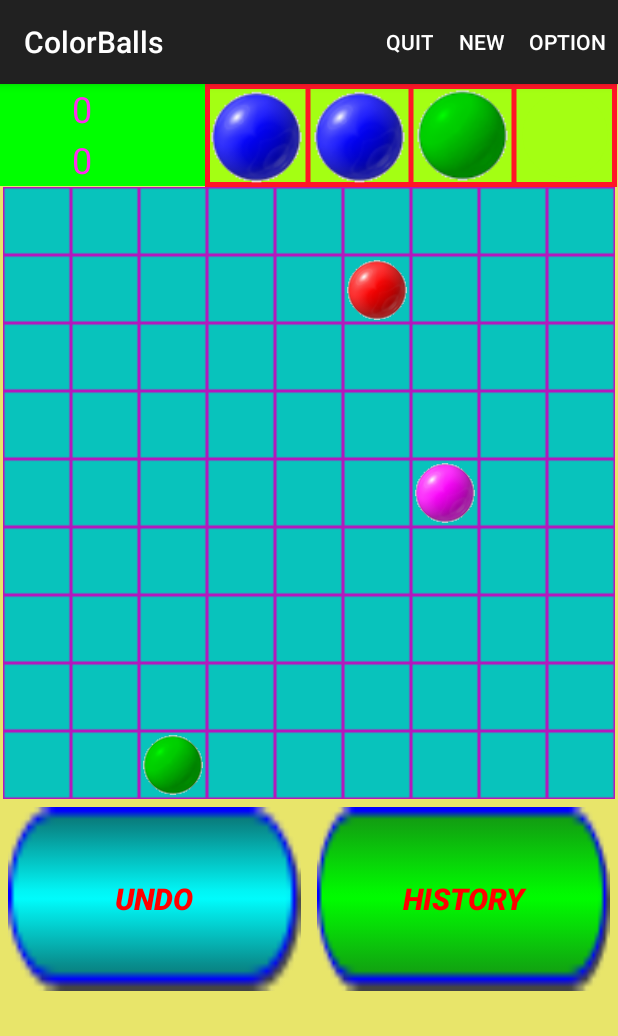
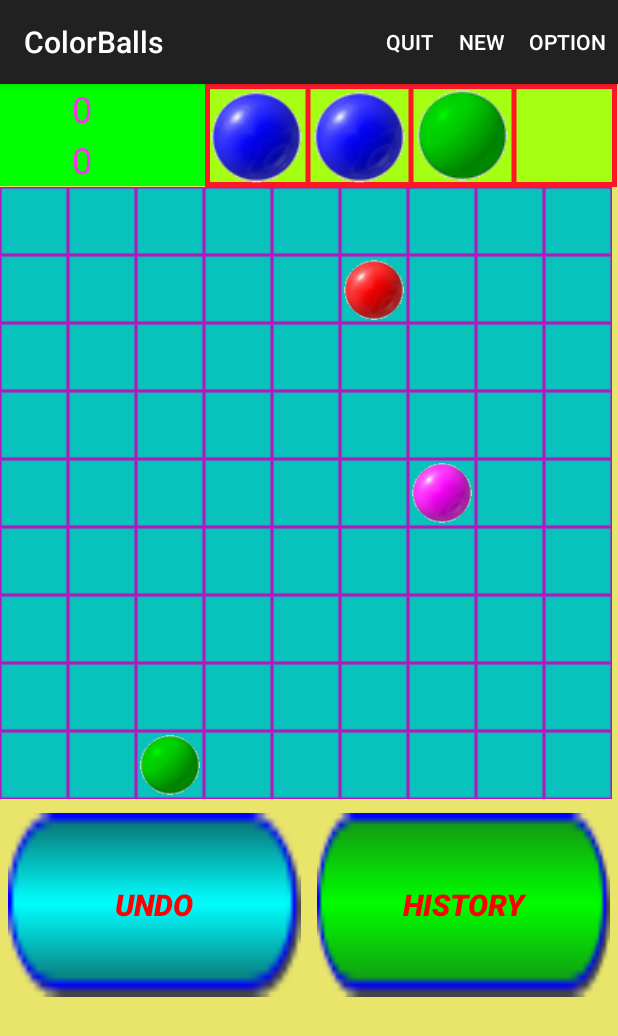
Before and after one commit to SmileChaoLee/ColorBalls, an Android app: the screen it shows after launch (MyActivity), on a phone screen of 412 x 824 dp. Shown: the top 1036 px of the screen. Run offline under Robolectric (Android 15) with nearby library versions, the phone set to English and light mode, and no system bars; 4 statements that could not run were skipped.

Commit message:
Removed redundant layout in activity_my.xml

```diff
--- a/app/src/main/java/com/smile/colorballs/MyActivity.java
+++ b/app/src/main/java/com/smile/colorballs/MyActivity.java
@@ -23,9 +23,11 @@ import android.os.Handler;
 import android.os.StrictMode;
 import android.os.SystemClock;
 import android.support.v7.app.AppCompatActivity;
+import android.util.Log;
 import android.view.Gravity;
 import android.view.Menu;
 import android.view.MenuItem;
+import android.view.MotionEvent;
 import android.view.View;
 import android.view.ViewConfiguration;
 import android.view.ViewGroup;
@@ -36,6 +38,7 @@ import android.view.animation.Animation;
 import android.widget.Button;
 import android.widget.EditText;
 import android.widget.GridLayout;
+import android.widget.GridView;
 import android.widget.ImageView;
 import android.widget.LinearLayout;
 import android.widget.TextView;
@@ -73,8 +76,8 @@ public class MyActivity extends AppCompatActivity {
     private TextView highestScoreView = null;
     private TextView currentScoreView = null;
 
-    private ImageView nextBallsView = null;
-    private ImageDraw nextBallsImageDraw = null;
+    // private ImageView nextBallsView = null;
+    // private ImageDraw nextBallsImageDraw = null;
     private int nextBallsViewWidth = 0;
     private int nextBallsViewHeight = 0;
     private int nextBallsRow = 1;
@@ -123,8 +126,6 @@ public class MyActivity extends AppCompatActivity {
     private String gameOverStr = new String("");
     private String undoStr = new String("");
     private String historyStr = new String("");
-
-    final private String packageName = new String("package:com.smile.colorballs");
 
     private FragmentManager fmManager = null;
 
@@ -222,17 +223,6 @@ public class MyActivity extends AppCompatActivity {
             nextBallsViewHeight = minButtonHeight;
         }
 
-        /*  removed on 2017-10-24
-        int tempHeight = gridHeight + nextBallsViewHeight + buttonAreaHeight;
-        if (tempHeight > screenHeight) {
-            // width of used screen is greater than height of used screen
-            gridHeight = screenHeight - nextBallsViewHeight - buttonAreaHeight;
-            gridWidth = gridHeight;
-            nextBallsViewWidth = (int) (((float) gridWidth * nextBallPart));
-            nextBallsViewHeight = nextBallsViewWidth / 4;
-        }
-        */
-
         if (gridHeight < (10 * 9)) {
             return;
         }
@@ -247,15 +237,18 @@ public class MyActivity extends AppCompatActivity {
         currentScoreView.setWidth((int) ((float) gridWidth * scoreTextPart));
         currentScoreView.setHeight(nextBallsViewHeight / 2);
 
-        nextBallsView = (ImageView) findViewById(R.id.nextBallsView);
+        ImageView nextBallsView = (ImageView) findViewById(R.id.nextBallsView);
         ViewGroup.LayoutParams nextBallsViewLp = nextBallsView.getLayoutParams();
         nextBallsViewLp.width = (nextBallsViewWidth / nextBallsNumber) * nextBallsNumber;
         nextBallsViewLp.height = nextBallsViewHeight;
 
+        ImageDraw nextBallsImageDraw = new ImageDraw(nextBallsView, nextBallsRow, nextBallsNumber, insideColor0, lineColor0);
+        nextBallsImageDraw.drawBase();
+
         GridLayout nextBallsLayout = (GridLayout) findViewById(R.id.nextBallsLayout);
         ViewGroup.LayoutParams nextBallsLp = nextBallsLayout.getLayoutParams();
-        nextBallsLp.width = nextBallsViewLp.width;
-        nextBallsLp.height = nextBallsViewLp.height;
+        nextBallsLp.width = nextBallsViewWidth;
+        nextBallsLp.height = nextBallsViewHeight;
         nextBallsLayout.setRowCount(nextBallsRow);
         nextBallsLayout.setColumnCount(nextBallsNumber);
 
@@ -266,9 +259,6 @@ public class MyActivity extends AppCompatActivity {
         oneNextBallLp.gravity = Gravity.CENTER;
 
         ImageView imageView = null;
-
-        nextBallsImageDraw = new ImageDraw(nextBallsView, nextBallsRow, nextBallsNumber, insideColor0, lineColor0);
-        nextBallsImageDraw.drawBase();
 
         for (int i = 0; i < nextBallsRow; i++) {
             for (int j = 0; j < nextBallsNumber; j++) {
@@ -289,15 +279,29 @@ public class MyActivity extends AppCompatActivity {
 
         gridData = new GridData(rowCounts, colCounts, minBalls, maxBalls);
 
+        /*
         gridCellsView = (ImageView) findViewById(R.id.gridCellsView);
+        // added on 2018-05-28 for testing
+        gridCellsView.setOnTouchListener(new View.OnTouchListener() {
+            @Override
+            public boolean onTouch(View view, MotionEvent motionEvent) {
+                Log.d("MainActivity", "----> mainView onTouch()");
+                System.out.println("mainView ---> onTouch()");
+                return true;
+            }
+        });
+        //
         ViewGroup.LayoutParams gridCellsViewLp = gridCellsView.getLayoutParams();
         gridCellsViewLp.width = cellWidth * colCounts;      // gridWidth
         gridCellsViewLp.height = cellHeight * rowCounts;    // gridHeight
+        */
 
         gridCellsLayout = (GridLayout) findViewById(R.id.gridCellsLayout);
         ViewGroup.LayoutParams gridCellsLp = gridCellsLayout.getLayoutParams();
-        gridCellsLp.width = gridCellsViewLp.width;
-        gridCellsLp.height = gridCellsViewLp.height;
+        // gridCellsLp.width = gridCellsViewLp.width;
+        gridCellsLp.width = gridWidth;
+        // gridCellsLp.height = gridCellsViewLp.height;
+        gridCellsLp.height = gridHeight;
         gridCellsLayout.setRowCount(rowCounts);
         gridCellsLayout.setColumnCount(colCounts);
 
@@ -364,6 +368,7 @@ public class MyActivity extends AppCompatActivity {
         */
 
 
+        // set listener for each ImageView
         for (int i = 0; i < rowCounts; i++) {
             for (int j = 0; j < colCounts; j++) {
                 imageView = new ImageView(this);
@@ -372,8 +377,8 @@ public class MyActivity extends AppCompatActivity {
 
                 imageView.setAdjustViewBounds(true);
                 imageView.setScaleType(ImageView.ScaleType.FIT_XY);
+                imageView.setBackgroundResource(R.drawable.boximage);
 
-                imageView.setBackgroundResource(R.drawable.boximage);
                 imageView.setOnClickListener(new OnClickListener() {
                     @Override
                     public void onClick(View v) {
@@ -382,6 +387,7 @@ public class MyActivity extends AppCompatActivity {
                         }
                     }
                 });
+
                 gridCellsLayout.addView(imageView, oneBallLp);
             }
         }
@@ -587,7 +593,6 @@ public class MyActivity extends AppCompatActivity {
         gridData.randCells();
 
         ImageView imageView = null;
-        // ImageDraw imageDraw = null;  // removed on 2018-01-02
 
         int numOneTime = gridData.getBallNumOneTime();
 
@@ -800,7 +805,7 @@ public class MyActivity extends AppCompatActivity {
         i = id / rowCounts;
         j = id % rowCounts;
         ImageView imageView = null;
-        ImageDraw imageDraw = null;
+        // ImageDraw imageDraw = null;
         if (status == 0) {
             if (gridData.getCellValue(i, j) != 0) {
                 if ((indexI == -1) && (indexJ == -1)) {
--- a/app/src/main/java/com/smile/model/GridData.java
+++ b/app/src/main/java/com/smile/model/GridData.java
@@ -34,7 +34,7 @@ public class GridData {
     private int ballNumCompleted = 5;
 
     private List<Point> Light_line;
-    private List<Point> noColorList;
+    // private List<Point> noColorList;
     private List<Point> pathPoint;
 
     private Random random = null;
@@ -104,7 +104,7 @@ public class GridData {
         cellValue = new int[rowCounts][colCounts];
         backupCell = new int[rowCounts][colCounts];
         Light_line = new ArrayList<Point>();
-        noColorList = new ArrayList<Point>();
+        // noColorList = new ArrayList<Point>();
         pathPoint   = new ArrayList<Point>();
 
         for (int i=0 ; i<rowCounts ; i++) {
@@ -186,13 +186,13 @@ public class GridData {
 
     public int getTotalBalls() {
         int nb=0;
-        noColorList.clear();
+        // noColorList.clear();
         for (int i=0 ; i<rowCounts ; i++) {
             for (int j=0 ; j<colCounts; j++) {
                 if (cellValue[i][j] != 0) {
                     nb++;
                 } else {
-                    noColorList.add(new Point(i,j));
+                    // noColorList.add(new Point(i,j));
                 }
             }
         }
@@ -464,6 +464,7 @@ public class GridData {
         }
     }
 
+    /* removed on 2018-05-28
     private void getNoColorList() {
         noColorList.clear();
         for (int i=0 ; i<rowCounts ; i++) {
@@ -474,6 +475,7 @@ public class GridData {
             }
         }
     }
+    */
 
     private void setStartCell(Point startCell) {
         this.startCell = startCell;
@@ -495,7 +497,7 @@ public class GridData {
 
         backupNextBalls();
         backupCellValue();
-        getNoColorList();
+        // getNoColorList();
 
         // pathPoint.clear();   // removed at 11:43 pm on 2017-10-19
 
--- a/app/src/main/res/layout/activity_my.xml
+++ b/app/src/main/res/layout/activity_my.xml
@@ -68,31 +68,13 @@
     </LinearLayout>
 
     <!-- Main part of the game (9 x 9) Grid -->
-    <FrameLayout xmlns:android="http://schemas.android.com/apk/res/android"
-        android:id="@+id/frameLayout1"
-        android:orientation="vertical"
+    <GridLayout
+        android:id="@+id/gridCellsLayout"
         android:layout_width="match_parent"
         android:layout_height="wrap_content"
-        android:gravity="center_vertical" >
-
-        <ImageView xmlns:android="http://schemas.android.com/apk/res/android"
-            android:id="@+id/gridCellsView"
-            android:layout_width="match_parent"
-            android:layout_height="wrap_content"
-            android:layout_alignParentTop="true"
-            android:layout_gravity="center"
-            android:layout_centerHorizontal="true" />
-
-        <GridLayout
-            android:id="@+id/gridCellsLayout"
-            android:layout_width="match_parent"
-            android:layout_height="wrap_content"
-            android:layout_alignParentTop="true"
-            android:layout_gravity="center"
-            android:layout_centerHorizontal="true">
-        </GridLayout>
-
-    </FrameLayout>
+        android:layout_gravity="center"
+        android:layout_centerHorizontal="true">
+    </GridLayout>
 
     <!-- the undo button and history button -->
     <LinearLayout xmlns:android="http://schemas.android.com/apk/res/android"
```
